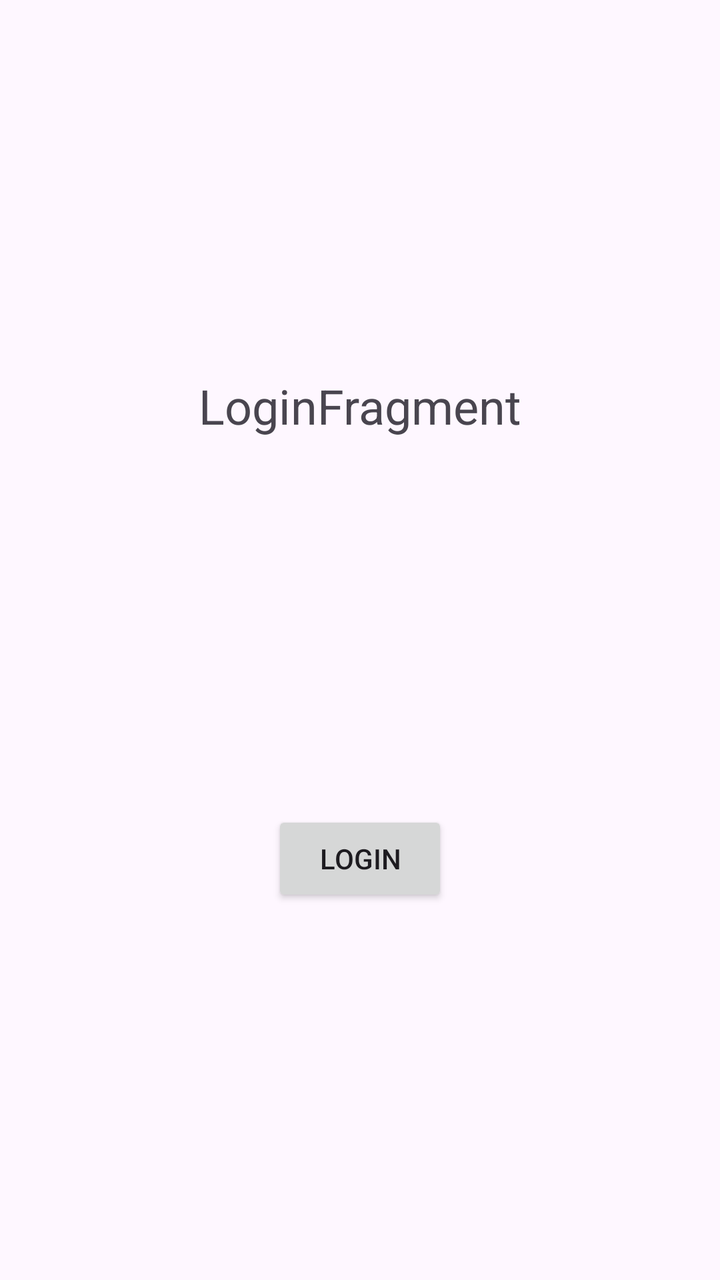
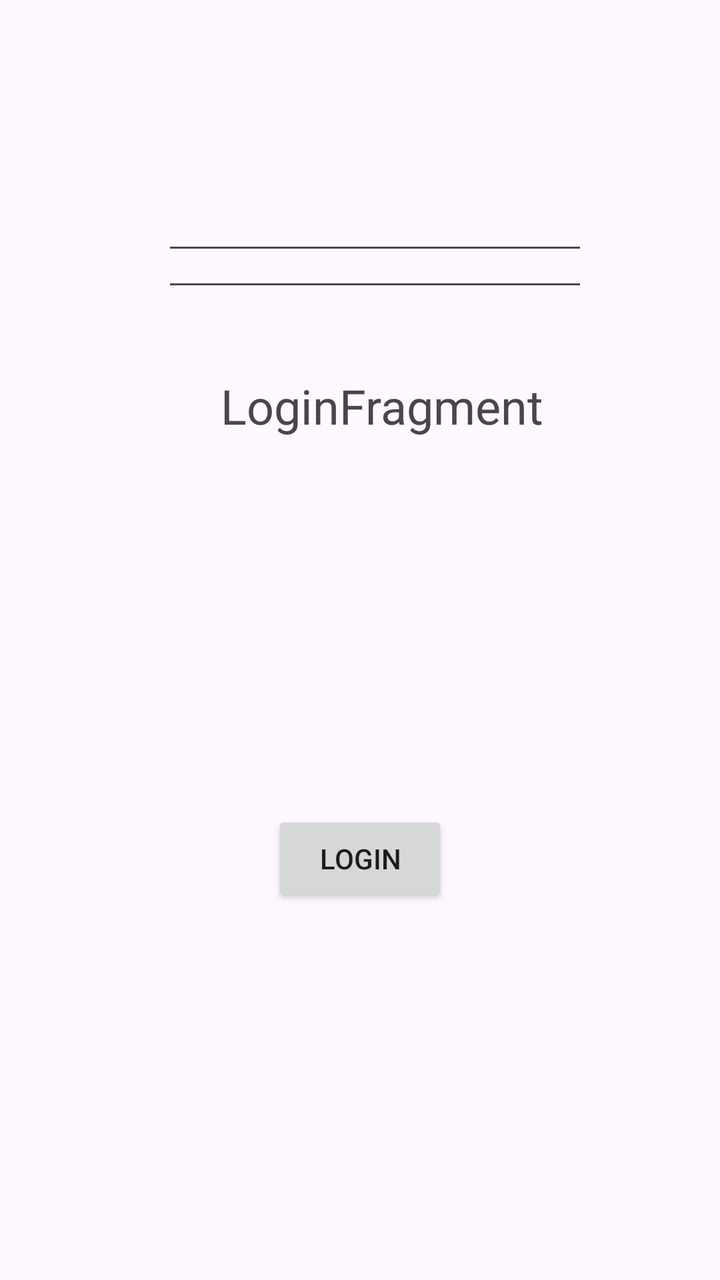

The first picture is an Android layout as it rendered before a commit; the second is the same layout after the commit. The layout source and the unified diff follow.
<!-- AndroidManifest.xml: application theme Theme.MyApplication -->
<!-- res/layout/fragment_login.xml -->
<?xml version="1.0" encoding="utf-8"?>
<androidx.constraintlayout.widget.ConstraintLayout xmlns:android="http://schemas.android.com/apk/res/android"
    xmlns:app="http://schemas.android.com/apk/res-auto"
    android:layout_width="match_parent"
    android:layout_height="match_parent">

    <TextView
        android:id="@+id/textView"
        android:layout_width="wrap_content"
        android:layout_height="wrap_content"
        android:text="@string/login_fragment"
        android:textSize="24sp"
        app:layout_constraintTop_toTopOf="parent"
        app:layout_constraintBottom_toTopOf="@id/btnLogin"
        app:layout_constraintStart_toStartOf="parent"
        app:layout_constraintEnd_toEndOf="parent" />

    <Button
        android:id="@+id/btnLogin"
        android:layout_width="wrap_content"
        android:layout_height="wrap_content"
        android:text="@string/login"
        app:layout_constraintTop_toBottomOf="@id/textView"
        app:layout_constraintBottom_toBottomOf="parent"
        app:layout_constraintStart_toStartOf="parent"
        app:layout_constraintEnd_toEndOf="parent" />

</androidx.constraintlayout.widget.ConstraintLayout>
<!-- resources referenced by this layout -->
<resources>
  <string name="login">Login</string>
  <string name="login_fragment">LoginFragment</string>
  <style name="Theme.MyApplication" parent="Base.Theme.MyApplication" />
  <style name="Base.Theme.MyApplication" parent="Theme.Material3.DayNight.NoActionBar">
          
          
      </style>
</resources>

<!-- the commit's change to res/layout/fragment_login.xml (unified diff, before → after) -->
@@ -1,6 +1,7 @@
 <?xml version="1.0" encoding="utf-8"?>
 <androidx.constraintlayout.widget.ConstraintLayout xmlns:android="http://schemas.android.com/apk/res/android"
     xmlns:app="http://schemas.android.com/apk/res-auto"
+    xmlns:tools="http://schemas.android.com/tools"
     android:layout_width="match_parent"
     android:layout_height="match_parent">
 
@@ -10,10 +11,11 @@
         android:layout_height="wrap_content"
         android:text="@string/login_fragment"
         android:textSize="24sp"
-        app:layout_constraintTop_toTopOf="parent"
         app:layout_constraintBottom_toTopOf="@id/btnLogin"
+        app:layout_constraintEnd_toEndOf="parent"
+        app:layout_constraintHorizontal_bias="0.556"
         app:layout_constraintStart_toStartOf="parent"
-        app:layout_constraintEnd_toEndOf="parent" />
+        app:layout_constraintTop_toTopOf="parent" />
 
     <Button
         android:id="@+id/btnLogin"
@@ -25,4 +27,26 @@
         app:layout_constraintStart_toStartOf="parent"
         app:layout_constraintEnd_toEndOf="parent" />
 
+    <EditText
+        android:id="@+id/editTextEmail"
+        android:layout_width="213dp"
+        android:layout_height="47dp"
+        app:layout_constraintBottom_toTopOf="@+id/textView"
+        app:layout_constraintEnd_toEndOf="parent"
+        app:layout_constraintHorizontal_bias="0.55"
+        app:layout_constraintStart_toStartOf="parent"
+        app:layout_constraintTop_toTopOf="parent"
+        app:layout_constraintVertical_bias="0.611" />
+
+    <EditText
+        android:id="@+id/editTextPass"
+        android:layout_width="213dp"
+        android:layout_height="47dp"
+        android:layout_marginBottom="36dp"
+        app:layout_constraintBottom_toTopOf="@+id/textView"
+        app:layout_constraintEnd_toEndOf="parent"
+        app:layout_constraintHorizontal_bias="0.55"
+        app:layout_constraintStart_toStartOf="parent"
+        app:layout_constraintTop_toBottomOf="@+id/editText2"
+        app:layout_constraintVertical_bias="0.425" />
 </androidx.constraintlayout.widget.ConstraintLayout>
